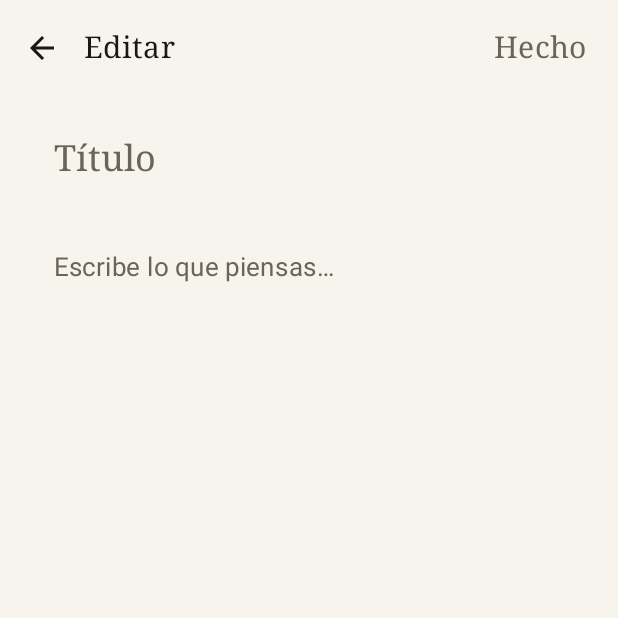
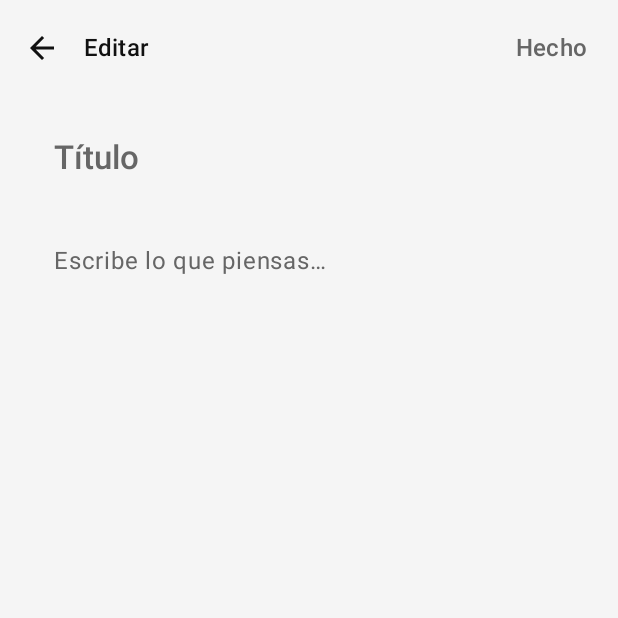
Before and after one commit to wandersepulveda2013/ordia-android, an Android app built with Jetpack Compose: the screen it shows after launch (MainActivity), after a tap on "Nueva nota", on a phone screen of 412 x 824 dp, the top half of it. Run offline under Robolectric (Android 15) with nearby library versions, the phone set to English and light mode, and no system bars; our stand-ins replace Room's generated code; 2 other taps on this screen came first.

Commit message:
feat(design): implement wave 1 foundation and design system
- Rename `PaperColors` to `Colors` and establish constrained base and semantic palettes.
- Define `OrdiaTypography` focusing on light font weights and generous spacing.
- Build central design components: `OrdiaSurface`, `OrdiaCard`, `OrdiaButton`, `OrdiaInput`.
- Refactor `NotesListScreen` and `NoteEditorScreen` to use the new design system.
- Add automatic keyboard focus to new note input via `FocusRequester`.

Co-authored-by: wandersepulveda2013 <308435692+wandersepulveda2013@users.noreply.github.com>

```diff
--- /dev/null
+++ b/app/src/main/java/com/ordia/app/ui/components/OrdiaDesignSystem.kt
@@ -0,0 +1,159 @@
+package com.ordia.app.ui.components
+
+import androidx.compose.foundation.BorderStroke
+import androidx.compose.foundation.interaction.MutableInteractionSource
+import androidx.compose.foundation.layout.PaddingValues
+import androidx.compose.foundation.layout.RowScope
+import androidx.compose.foundation.layout.fillMaxWidth
+import androidx.compose.foundation.shape.RoundedCornerShape
+import androidx.compose.foundation.text.BasicTextField
+import androidx.compose.foundation.text.KeyboardActions
+import androidx.compose.foundation.text.KeyboardOptions
+import androidx.compose.material3.Button
+import androidx.compose.material3.ButtonColors
+import androidx.compose.material3.ButtonDefaults
+import androidx.compose.material3.Card
+import androidx.compose.material3.CardColors
+import androidx.compose.material3.CardDefaults
+import androidx.compose.material3.CardElevation
+import androidx.compose.material3.ExperimentalMaterial3Api
+import androidx.compose.material3.LocalTextStyle
+import androidx.compose.material3.MaterialTheme
+import androidx.compose.material3.OutlinedTextFieldDefaults
+import androidx.compose.material3.Surface
+import androidx.compose.material3.TextField
+import androidx.compose.material3.TextFieldColors
+import androidx.compose.material3.TextFieldDefaults
+import androidx.compose.runtime.Composable
+import androidx.compose.runtime.remember
+import androidx.compose.ui.Modifier
+import androidx.compose.ui.graphics.Color
+import androidx.compose.ui.graphics.Shape
+import androidx.compose.ui.graphics.SolidColor
+import androidx.compose.ui.text.TextStyle
+import androidx.compose.ui.text.input.VisualTransformation
+import androidx.compose.ui.unit.dp
+
+@Composable
+fun OrdiaSurface(
+    modifier: Modifier = Modifier,
+    color: Color = MaterialTheme.colorScheme.background,
+    contentColor: Color = MaterialTheme.colorScheme.onBackground,
+    content: @Composable () -> Unit
+) {
+    Surface(
+        modifier = modifier,
+        color = color,
+        contentColor = contentColor,
+        content = content
+    )
+}
+
+@Composable
+fun OrdiaCard(
+    modifier: Modifier = Modifier,
+    shape: Shape = RoundedCornerShape(12.dp),
+    colors: CardColors = CardDefaults.cardColors(
+        containerColor = MaterialTheme.colorScheme.surface,
+        contentColor = MaterialTheme.colorScheme.onSurface
+    ),
+    elevation: CardElevation = CardDefaults.cardElevation(defaultElevation = 0.dp),
+    border: BorderStroke? = BorderStroke(1.dp, MaterialTheme.colorScheme.outline.copy(alpha = 0.2f)),
+    onClick: (() -> Unit)? = null,
+    content: @Composable () -> Unit
+) {
+    if (onClick != null) {
+        Card(
+            onClick = onClick,
+            modifier = modifier,
+            shape = shape,
+            colors = colors,
+            elevation = elevation,
+            border = border,
+            content = { content() }
+        )
+    } else {
+        Card(
+            modifier = modifier,
+            shape = shape,
+            colors = colors,
+            elevation = elevation,
+            border = border,
+            content = { content() }
+        )
+    }
+}
+
+@Composable
+fun OrdiaButton(
+    onClick: () -> Unit,
+    modifier: Modifier = Modifier,
+    enabled: Boolean = true,
+    shape: Shape = RoundedCornerShape(24.dp),
+    colors: ButtonColors = ButtonDefaults.buttonColors(
+        containerColor = MaterialTheme.colorScheme.onBackground,
+        contentColor = MaterialTheme.colorScheme.background
+    ),
+    contentPadding: PaddingValues = PaddingValues(horizontal = 24.dp, vertical = 12.dp),
+    content: @Composable RowScope.() -> Unit
+) {
+    Button(
+        onClick = onClick,
+        modifier = modifier,
+        enabled = enabled,
+        shape = shape,
+        colors = colors,
+        contentPadding = contentPadding,
+        content = content
+    )
+}
+
+@OptIn(ExperimentalMaterial3Api::class)
+@Composable
+fun OrdiaInput(
+    value: String,
+    onValueChange: (String) -> Unit,
+    modifier: Modifier = Modifier,
+    enabled: Boolean = true,
+    readOnly: Boolean = false,
+    textStyle: TextStyle = LocalTextStyle.current,
+    placeholder: @Composable (() -> Unit)? = null,
+    supportingText: @Composable (() -> Unit)? = null,
+    isError: Boolean = false,
+    keyboardOptions: KeyboardOptions = KeyboardOptions.Default,
+    keyboardActions: KeyboardActions = KeyboardActions.Default,
+    singleLine: Boolean = false,
+    maxLines: Int = if (singleLine) 1 else Int.MAX_VALUE,
+    minLines: Int = 1,
+    interactionSource: MutableInteractionSource = remember { MutableInteractionSource() },
+    colors: TextFieldColors = TextFieldDefaults.colors(
+        focusedContainerColor = Color.Transparent,
+        unfocusedContainerColor = Color.Transparent,
+        disabledContainerColor = Color.Transparent,
+        errorContainerColor = Color.Transparent,
+        focusedIndicatorColor = Color.Transparent,
+        unfocusedIndicatorColor = Color.Transparent,
+        disabledIndicatorColor = Color.Transparent,
+        errorIndicatorColor = Color.Transparent,
+    )
+) {
+    TextField(
+        value = value,
+        onValueChange = onValueChange,
+        modifier = modifier.fillMaxWidth(),
+        enabled = enabled,
+        readOnly = readOnly,
+        textStyle = textStyle,
+        placeholder = placeholder,
+        supportingText = supportingText,
+        isError = isError,
+        keyboardOptions = keyboardOptions,
+        keyboardActions = keyboardActions,
+        singleLine = singleLine,
+        maxLines = maxLines,
+        minLines = minLines,
+        interactionSource = interactionSource,
+        shape = RoundedCornerShape(0.dp),
+        colors = colors
+    )
+}
--- a/app/src/main/java/com/ordia/app/ui/screens/NoteEditorScreen.kt
+++ b/app/src/main/java/com/ordia/app/ui/screens/NoteEditorScreen.kt
@@ -1,5 +1,6 @@
 package com.ordia.app.ui.screens
 
+import androidx.compose.foundation.clickable
 import androidx.compose.foundation.layout.Arrangement
 import androidx.compose.foundation.layout.Column
 import androidx.compose.foundation.layout.fillMaxSize
@@ -15,21 +16,22 @@ import androidx.compose.material3.IconButton
 import androidx.compose.material3.MaterialTheme
 import androidx.compose.material3.Scaffold
 import androidx.compose.material3.Text
-import androidx.compose.material3.TextField
-import androidx.compose.material3.TextFieldDefaults
 import androidx.compose.material3.TopAppBar
 import androidx.compose.material3.TopAppBarDefaults
 import androidx.compose.runtime.Composable
 import androidx.compose.runtime.LaunchedEffect
-import androidx.compose.foundation.clickable
 import androidx.compose.runtime.getValue
 import androidx.compose.runtime.mutableStateOf
 import androidx.compose.runtime.remember
 import androidx.compose.runtime.saveable.rememberSaveable
 import androidx.compose.runtime.setValue
 import androidx.compose.ui.Modifier
+import androidx.compose.ui.focus.FocusRequester
+import androidx.compose.ui.focus.focusRequester
 import androidx.compose.ui.unit.dp
 import com.ordia.app.data.NoteEntity
+import com.ordia.app.ui.components.OrdiaInput
+import com.ordia.app.ui.components.OrdiaSurface
 
 @OptIn(ExperimentalMaterial3Api::class)
 @Composable
@@ -41,13 +43,19 @@ fun NoteEditorScreen(
     var title by rememberSaveable { mutableStateOf(note?.title.orEmpty()) }
     var content by rememberSaveable { mutableStateOf(note?.content.orEmpty()) }
 
+    val contentFocusRequester = remember { FocusRequester() }
+
     LaunchedEffect(note?.id) {
         if (note != null) {
             title = note.title
             content = note.content
+        } else {
+            // New note, request focus automatically
+            contentFocusRequester.requestFocus()
         }
     }
 
+    OrdiaSurface {
         Scaffold(
             topBar = {
                 TopAppBar(
@@ -76,7 +84,7 @@ fun NoteEditorScreen(
                     ),
                 )
             },
-        containerColor = MaterialTheme.colorScheme.background,
+            containerColor = androidx.compose.ui.graphics.Color.Transparent,
         ) { padding ->
             Column(
                 modifier = Modifier
@@ -86,30 +94,21 @@ fun NoteEditorScreen(
                     .padding(horizontal = 20.dp, vertical = 12.dp),
                 verticalArrangement = Arrangement.spacedBy(12.dp),
             ) {
-            TextField(
+                OrdiaInput(
                     value = title,
                     onValueChange = { title = it },
                     placeholder = { Text("Título", style = MaterialTheme.typography.titleLarge) },
                     textStyle = MaterialTheme.typography.titleLarge,
-                modifier = Modifier.fillMaxWidth(),
-                colors = bareFieldColors(),
+                    modifier = Modifier.fillMaxWidth()
                 )
-            TextField(
+                OrdiaInput(
                     value = content,
                     onValueChange = { content = it },
                     placeholder = { Text("Escribe lo que piensas…", style = MaterialTheme.typography.bodyLarge) },
                     textStyle = MaterialTheme.typography.bodyLarge,
-                modifier = Modifier.fillMaxWidth(),
-                colors = bareFieldColors(),
+                    modifier = Modifier.fillMaxWidth().focusRequester(contentFocusRequester)
                 )
             }
         }
     }
-
-@Composable
-private fun bareFieldColors() = TextFieldDefaults.colors(
-    focusedContainerColor = androidx.compose.ui.graphics.Color.Transparent,
-    unfocusedContainerColor = androidx.compose.ui.graphics.Color.Transparent,
-    focusedIndicatorColor = androidx.compose.ui.graphics.Color.Transparent,
-    unfocusedIndicatorColor = androidx.compose.ui.graphics.Color.Transparent,
-)
+}
--- a/app/src/main/java/com/ordia/app/ui/screens/NotesListScreen.kt
+++ b/app/src/main/java/com/ordia/app/ui/screens/NotesListScreen.kt
@@ -37,6 +37,8 @@ import androidx.compose.ui.Modifier
 import androidx.compose.ui.text.style.TextOverflow
 import androidx.compose.ui.unit.dp
 import com.ordia.app.data.NoteEntity
+import com.ordia.app.ui.components.OrdiaButton
+import com.ordia.app.ui.components.OrdiaSurface
 import java.text.DateFormat
 import java.util.Date
 
@@ -49,6 +51,7 @@ fun NotesListScreen(
     onDeleteNote: (NoteEntity) -> Unit,
     onTogglePin: (NoteEntity) -> Unit,
 ) {
+    OrdiaSurface {
         Scaffold(
             topBar = {
                 TopAppBar(
@@ -62,14 +65,14 @@ fun NotesListScreen(
             floatingActionButton = {
                 FloatingActionButton(
                     onClick = onCreateNote,
-                containerColor = MaterialTheme.colorScheme.background,
-                contentColor = MaterialTheme.colorScheme.onBackground,
+                    containerColor = MaterialTheme.colorScheme.onBackground,
+                    contentColor = MaterialTheme.colorScheme.background,
                 ) { Icon(Icons.Outlined.Add, contentDescription = "Nueva nota") }
             },
-        containerColor = MaterialTheme.colorScheme.background,
+            containerColor = androidx.compose.ui.graphics.Color.Transparent,
         ) { padding ->
             if (notes.isEmpty()) {
-            EmptyState(padding)
+                EmptyState(padding, onCreateNote)
             } else {
                 LazyColumn(
                     modifier = Modifier.fillMaxSize().padding(padding),
@@ -83,25 +86,26 @@ fun NotesListScreen(
             }
         }
     }
+}
 
 @Composable
-private fun EmptyState(padding: PaddingValues) {
+private fun EmptyState(padding: PaddingValues, onCreateNote: () -> Unit) {
     Box(
         modifier = Modifier.fillMaxSize().padding(padding),
         contentAlignment = Alignment.Center,
     ) {
         Column(horizontalAlignment = Alignment.CenterHorizontally) {
             Text(
-                "Una página en blanco\nes donde empieza todo.",
+                "Un espacio en blanco para tus ideas.",
                 style = MaterialTheme.typography.titleMedium,
                 color = MaterialTheme.colorScheme.onBackground,
             )
-            Text(
-                "Toca + para escribir.",
-                style = MaterialTheme.typography.bodyMedium,
-                color = MaterialTheme.colorScheme.onSurfaceVariant,
-                modifier = Modifier.padding(top = 8.dp),
-            )
+            OrdiaButton(
+                onClick = onCreateNote,
+                modifier = Modifier.padding(top = 24.dp)
+            ) {
+                Text("Crear nota")
+            }
         }
     }
 }
--- /dev/null
+++ b/app/src/main/java/com/ordia/app/ui/theme/Colors.kt
@@ -0,0 +1,28 @@
+package com.ordia.app.ui.theme
+
+import androidx.compose.ui.graphics.Color
+
+// Base Light
+val LightBackground = Color(0xFFF5F5F5)
+val LightSurface = Color(0xFFFFFFFF)
+val LightOnBackground = Color(0xFF111111)
+val LightOnSurface = Color(0xFF111111)
+val LightMuted = Color(0xFF666666)
+val LightOutline = Color(0xFFE0E0E0)
+
+// Base Dark
+val DarkBackground = Color(0xFF111111)
+val DarkSurface = Color(0xFF1A1A1A)
+val DarkOnBackground = Color(0xFFFFFFFF)
+val DarkOnSurface = Color(0xFFFFFFFF)
+val DarkMuted = Color(0xFF999999)
+val DarkOutline = Color(0xFF333333)
+
+// Secondary/Semantic Colors (Contained Palette)
+val OrdiaPriority = Color(0xFFE64A19)
+val OrdiaAlert = Color(0xFFE53935)
+val OrdiaSuccess = Color(0xFF43A047)
+val OrdiaFocus = Color(0xFF1E88E5)
+val OrdiaCalendar = Color(0xFF8E24AA)
+val OrdiaAutomations = Color(0xFF00897B)
+val OrdiaGuardians = Color(0xFFFFB300)
--- a/app/src/main/java/com/ordia/app/ui/theme/PaperColors.kt
+++ /dev/null
@@ -1,16 +0,0 @@
-package com.ordia.app.ui.theme
-
-import androidx.compose.ui.graphics.Color
-
-/** The page. Warm off-white in light, deep ink in dark. */
-val Page = Color(0xFFF7F4EE)
-val SoftPaper = Color(0xFFEFE9DD)
-val Ink = Color(0xFF1A1714)
-val InkMuted = Color(0xFF6B645B)
-val Rule = Color(0xFFD9D2C4)
-
-val DarkInk = Color(0xFF15130F)
-val DarkInkRaised = Color(0xFF1F1C17)
-val PageOnDark = Color(0xFFE9E3D6)
-val PageMuted = Color(0xFF9A9388)
-val DarkRule = Color(0xFF2E2A23)
--- a/app/src/main/java/com/ordia/app/ui/theme/Theme.kt
+++ b/app/src/main/java/com/ordia/app/ui/theme/Theme.kt
@@ -2,43 +2,38 @@ package com.ordia.app.ui.theme
 
 import androidx.compose.foundation.isSystemInDarkTheme
 import androidx.compose.material3.MaterialTheme
-import androidx.compose.material3.Typography
 import androidx.compose.material3.darkColorScheme
 import androidx.compose.material3.lightColorScheme
 import androidx.compose.runtime.Composable
-import androidx.compose.ui.text.font.FontFamily
-import androidx.compose.ui.unit.sp
 
-/**
- * A restrained, paper-and-ink palette. No accent colors: the only chroma is the
- * page itself, so the writing stays the focus.
- */
-private val LightPaper = lightColorScheme(
-    primary = Ink,
-    onPrimary = Page,
-    secondary = Ink,
-    onSecondary = Page,
-    background = Page,
-    onBackground = Ink,
-    surface = Page,
-    onSurface = Ink,
-    surfaceVariant = SoftPaper,
-    onSurfaceVariant = InkMuted,
-    outline = Rule,
+private val LightOrdiaScheme = lightColorScheme(
+    primary = LightOnBackground,
+    onPrimary = LightBackground,
+    secondary = LightOnBackground,
+    onSecondary = LightBackground,
+    background = LightBackground,
+    onBackground = LightOnBackground,
+    surface = LightSurface,
+    onSurface = LightOnSurface,
+    surfaceVariant = LightSurface,
+    onSurfaceVariant = LightMuted,
+    outline = LightOutline,
+    error = OrdiaAlert,
 )
 
-private val DarkPaper = darkColorScheme(
-    primary = PageOnDark,
-    onPrimary = DarkInk,
-    secondary = PageOnDark,
-    onSecondary = DarkInk,
-    background = DarkInk,
-    onBackground = PageOnDark,
-    surface = DarkInk,
-    onSurface = PageOnDark,
-    surfaceVariant = DarkInkRaised,
-    onSurfaceVariant = PageMuted,
-    outline = DarkRule,
+private val DarkOrdiaScheme = darkColorScheme(
+    primary = DarkOnBackground,
+    onPrimary = DarkBackground,
+    secondary = DarkOnBackground,
+    onSecondary = DarkBackground,
+    background = DarkBackground,
+    onBackground = DarkOnBackground,
+    surface = DarkSurface,
+    onSurface = DarkOnSurface,
+    surfaceVariant = DarkSurface,
+    onSurfaceVariant = DarkMuted,
+    outline = DarkOutline,
+    error = OrdiaAlert,
 )
 
 @Composable
@@ -46,18 +41,9 @@ fun NotepadTheme(
     darkTheme: Boolean = isSystemInDarkTheme(),
     content: @Composable () -> Unit,
 ) {
-    val base = Typography()
-    val type = Typography(
-        bodyLarge = base.bodyLarge.copy(fontSize = 17.sp, lineHeight = 28.sp),
-        bodyMedium = base.bodyMedium.copy(fontSize = 16.sp, lineHeight = 26.sp),
-        titleLarge = base.titleLarge.copy(fontFamily = FontFamily.Serif, fontSize = 24.sp),
-        titleMedium = base.titleMedium.copy(fontFamily = FontFamily.Serif, fontSize = 20.sp),
-        titleSmall = base.titleSmall.copy(fontFamily = FontFamily.Serif),
-        labelSmall = base.labelSmall.copy(fontSize = 11.sp),
-    )
     MaterialTheme(
-        colorScheme = if (darkTheme) DarkPaper else LightPaper,
-        typography = type,
+        colorScheme = if (darkTheme) DarkOrdiaScheme else LightOrdiaScheme,
+        typography = OrdiaTypography,
         content = content,
     )
 }
--- /dev/null
+++ b/app/src/main/java/com/ordia/app/ui/theme/Type.kt
@@ -0,0 +1,116 @@
+package com.ordia.app.ui.theme
+
+import androidx.compose.material3.Typography
+import androidx.compose.ui.text.TextStyle
+import androidx.compose.ui.text.font.FontFamily
+import androidx.compose.ui.text.font.FontWeight
+import androidx.compose.ui.unit.sp
+
+// Clean, spacious typography avoiding heavy font weights (no bold/semibold).
+val OrdiaTypography = Typography(
+    displayLarge = TextStyle(
+        fontFamily = FontFamily.Default,
+        fontWeight = FontWeight.Medium,
+        fontSize = 57.sp,
+        lineHeight = 64.sp,
+        letterSpacing = (-0.25).sp
+    ),
+    displayMedium = TextStyle(
+        fontFamily = FontFamily.Default,
+        fontWeight = FontWeight.Medium,
+        fontSize = 45.sp,
+        lineHeight = 52.sp,
+        letterSpacing = 0.sp
+    ),
+    displaySmall = TextStyle(
+        fontFamily = FontFamily.Default,
+        fontWeight = FontWeight.Normal,
+        fontSize = 36.sp,
+        lineHeight = 44.sp,
+        letterSpacing = 0.sp
+    ),
+    headlineLarge = TextStyle(
+        fontFamily = FontFamily.Default,
+        fontWeight = FontWeight.Normal,
+        fontSize = 32.sp,
+        lineHeight = 40.sp,
+        letterSpacing = 0.sp
+    ),
+    headlineMedium = TextStyle(
+        fontFamily = FontFamily.Default,
+        fontWeight = FontWeight.Normal,
+        fontSize = 28.sp,
+        lineHeight = 36.sp,
+        letterSpacing = 0.sp
+    ),
+    headlineSmall = TextStyle(
+        fontFamily = FontFamily.Default,
+        fontWeight = FontWeight.Normal,
+        fontSize = 24.sp,
+        lineHeight = 32.sp,
+        letterSpacing = 0.sp
+    ),
+    titleLarge = TextStyle(
+        fontFamily = FontFamily.Default,
+        fontWeight = FontWeight.Medium,
+        fontSize = 22.sp,
+        lineHeight = 28.sp,
+        letterSpacing = 0.sp
+    ),
+    titleMedium = TextStyle(
+        fontFamily = FontFamily.Default,
+        fontWeight = FontWeight.Medium,
+        fontSize = 16.sp,
+        lineHeight = 24.sp,
+        letterSpacing = 0.15.sp
+    ),
+    titleSmall = TextStyle(
+        fontFamily = FontFamily.Default,
+        fontWeight = FontWeight.Medium,
+        fontSize = 14.sp,
+        lineHeight = 20.sp,
+        letterSpacing = 0.1.sp
+    ),
+    bodyLarge = TextStyle(
+        fontFamily = FontFamily.Default,
+        fontWeight = FontWeight.Normal,
+        fontSize = 16.sp,
+        lineHeight = 26.sp,
+        letterSpacing = 0.5.sp
+    ),
+    bodyMedium = TextStyle(
+        fontFamily = FontFamily.Default,
+        fontWeight = FontWeight.Light,
+        fontSize = 14.sp,
+        lineHeight = 22.sp,
+        letterSpacing = 0.25.sp
+    ),
+    bodySmall = TextStyle(
+        fontFamily = FontFamily.Default,
+        fontWeight = FontWeight.Light,
+        fontSize = 12.sp,
+        lineHeight = 18.sp,
+        letterSpacing = 0.4.sp
+    ),
+    labelLarge = TextStyle(
+        fontFamily = FontFamily.Default,
+        fontWeight = FontWeight.Medium,
+        fontSize = 14.sp,
+        lineHeight = 20.sp,
+        letterSpacing = 0.1.sp
+    ),
+    labelMedium = TextStyle(
+        fontFamily = FontFamily.Default,
+        fontWeight = FontWeight.Medium,
+        fontSize = 12.sp,
+        lineHeight = 16.sp,
+        letterSpacing = 0.5.sp
+    ),
+    labelSmall = TextStyle(
+        fontFamily = FontFamily.Default,
+        fontWeight = FontWeight.Medium,
+        fontSize = 11.sp,
+        lineHeight = 16.sp,
+        letterSpacing = 0.5.sp
+    )
+)
```
Lines whose indentation alone changed are shown as unchanged.
